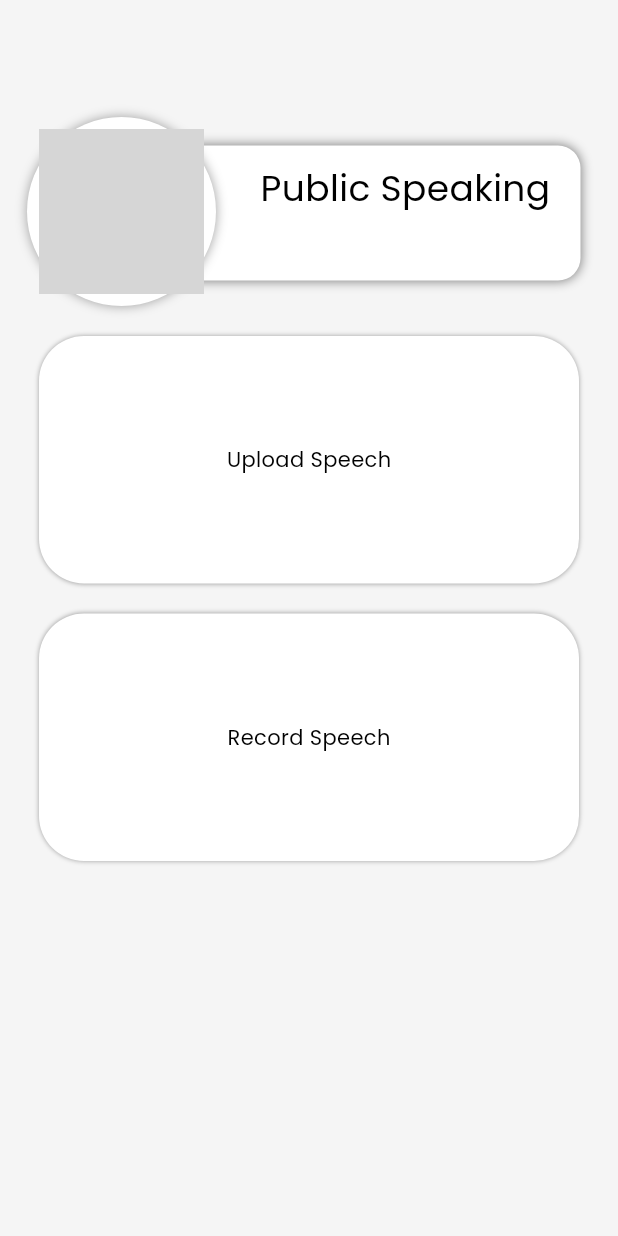
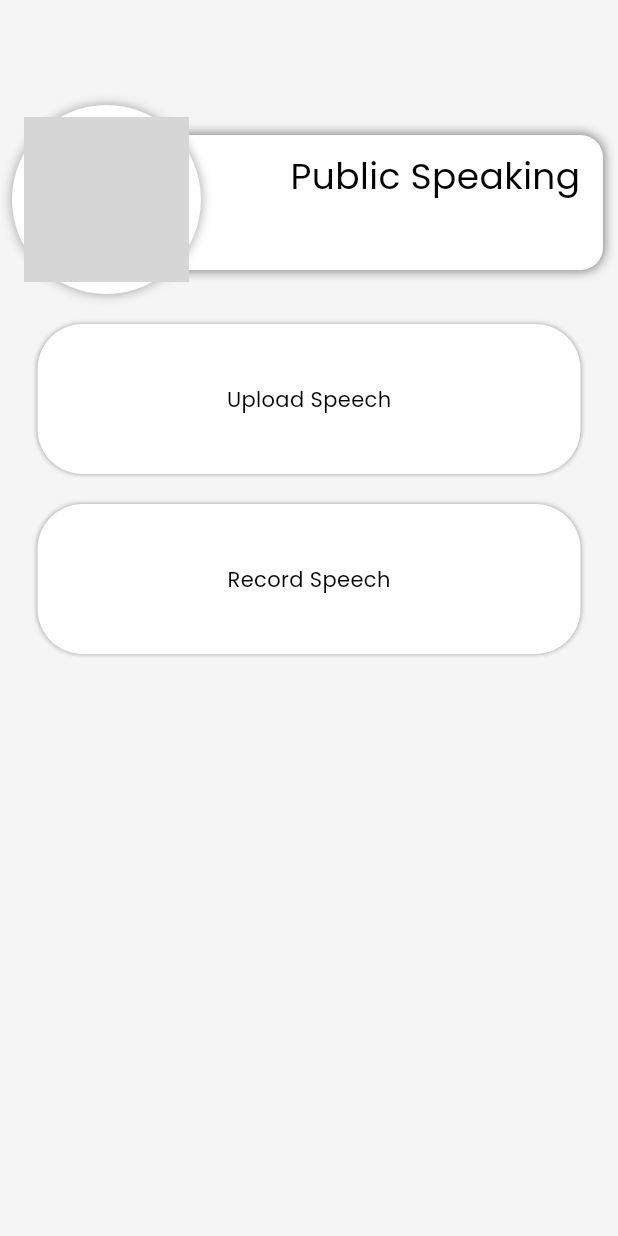
Before and after one commit to SpeakUP-Mobile/SpeakUP-App, a Flutter app: the PublicSpeakSpeech screen opened directly, on a phone screen of 412 x 824 dp. Run offline on Flutter 3.47's test engine with Material 3 defaults, Android fonts, the light colour scheme and no system bars; our stand-ins replace firebase_core, get, image_picker, simple_gradient_text; accounts and stored records are empty; network calls fail; grey boxes are pictures that could not be loaded.

Commit message:
Minor visual changes to speeches buttons

```diff
--- a/lib/custom_global_widgets/user_info_widget.dart
+++ b/lib/custom_global_widgets/user_info_widget.dart
@@ -20,8 +20,8 @@ class UserInfoWidget extends StatelessWidget {
       Container(
           height: 90,
           width: double.infinity,
-          padding: const EdgeInsets.only(top: 11, right: 20, bottom: 10),
-          margin: const EdgeInsets.only(top: 27, left: 50, right: 25),
+          padding: const EdgeInsets.only(top: 10, right: 15, bottom: 10),
+          margin: const EdgeInsets.only(top: 20, left: 40, right: 10),
           decoration: BoxDecoration(
               color: Colors.white,
               borderRadius: BorderRadius.circular(15),
@@ -59,8 +59,7 @@ class UserInfoWidget extends StatelessWidget {
           )),
       Container(
         margin: const EdgeInsets.only(
-          right: 250,
-          top: 8,
+          right: 270,
         ),
         padding: const EdgeInsets.all(8),
         decoration: const BoxDecoration(
--- a/lib/recordings_screen/public_speak_recordings.dart
+++ b/lib/recordings_screen/public_speak_recordings.dart
@@ -10,6 +10,8 @@ class PublicSpeakRecordings extends StatefulWidget {
 }
 
 class _PublicSpeakRecordingsState extends State<PublicSpeakRecordings> {
+  String userName = "Long Name For Test";
+
   @override
   Widget build(BuildContext context) {
     return Scaffold(
@@ -19,10 +21,10 @@ class _PublicSpeakRecordingsState extends State<PublicSpeakRecordings> {
           padding: const EdgeInsets.only(top: 70),
           alignment: AlignmentDirectional.topCenter,
           margin: const EdgeInsets.only(bottom: 15),
-          child: const UserInfoWidget(
+          child: UserInfoWidget(
             text: 'Good Morning,',
             fontSize: 24,
-            name: "Name",
+            name: userName,
             showName: true,
           ),
         ),
--- a/lib/speech_screen/public_speak_speech.dart
+++ b/lib/speech_screen/public_speak_speech.dart
@@ -12,6 +12,9 @@ class PublicSpeakSpeech extends StatefulWidget {
 }
 
 class _PublicSpeakSpeechState extends State<PublicSpeakSpeech> {
+  final double buttonHorizontalMargin = 25;
+  final double buttonHeight = 100;
+
   getVideoFile(ImageSource sourceImage) async {
     final videoFile = await ImagePicker().pickVideo(source: sourceImage);
 
@@ -35,8 +38,8 @@ class _PublicSpeakSpeechState extends State<PublicSpeakSpeech> {
         const SizedBox(height: 20),
         GestureDetector(
           child: Container(
-              height: 165,
-              width: 360,
+              height: buttonHeight,
+              margin: EdgeInsets.symmetric(horizontal: buttonHorizontalMargin),
               alignment: AlignmentDirectional.center,
               decoration: const BoxDecoration(
                   color: Colors.white,
@@ -53,8 +56,8 @@ class _PublicSpeakSpeechState extends State<PublicSpeakSpeech> {
         const SizedBox(height: 20),
         GestureDetector(
           child: Container(
-              height: 165,
-              width: 360,
+              height: buttonHeight,
+              margin: EdgeInsets.symmetric(horizontal: buttonHorizontalMargin),
               alignment: AlignmentDirectional.center,
               decoration: const BoxDecoration(
                   color: Colors.white,
```
